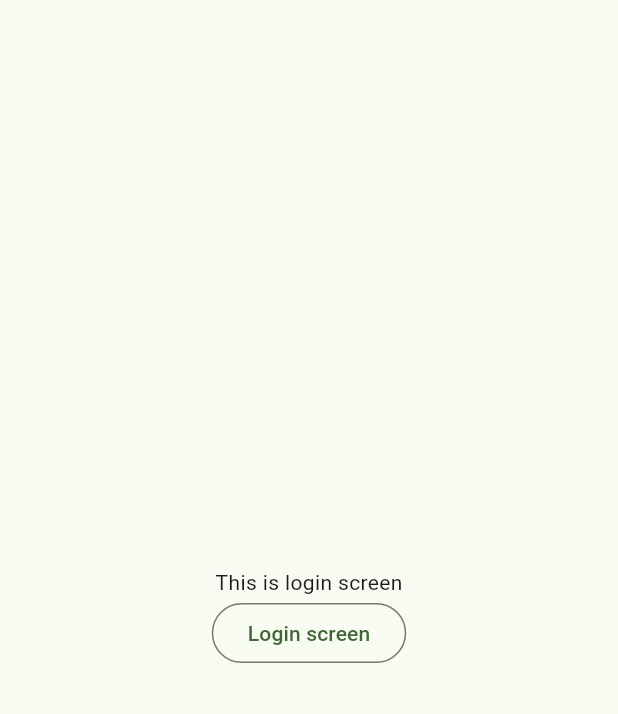
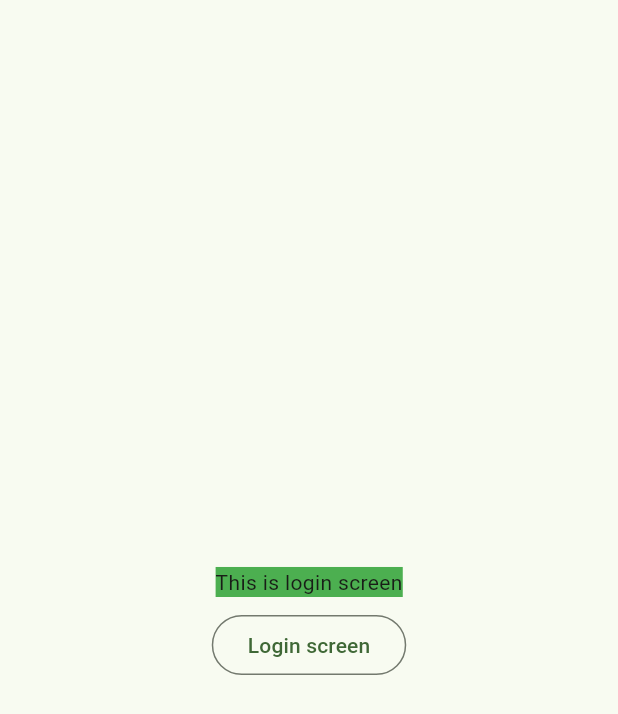
Before and after one commit to RafsanTanveer/app_ziskapharma, a Flutter app: the screen it shows after launch, on a phone screen of 412 x 824 dp. Shown: the top 714 px of the screen. Run offline on Flutter 3.47's test engine with Material 3 defaults, Android fonts, the phone set to English and light mode, and no system bars.

Commit message:
Add scrns

```diff
--- a/lib/screens/loginScreen.dart
+++ b/lib/screens/loginScreen.dart
@@ -12,7 +12,12 @@ class Loginscreen extends StatelessWidget {
         child: Column(
           mainAxisAlignment: MainAxisAlignment.center,
           children: <Widget>[
-            Text('This is login screen'),
+            Container(
+              child: Padding(
+                padding: const EdgeInsets.all(8.0),
+                child: Text('This is login screen',style: TextStyle(backgroundColor: Colors.green),),
+              ),
+            ),
             OutlinedButton(
                 onPressed: () {
                   Navigator.pushNamed(context, "/areasetting");
```
